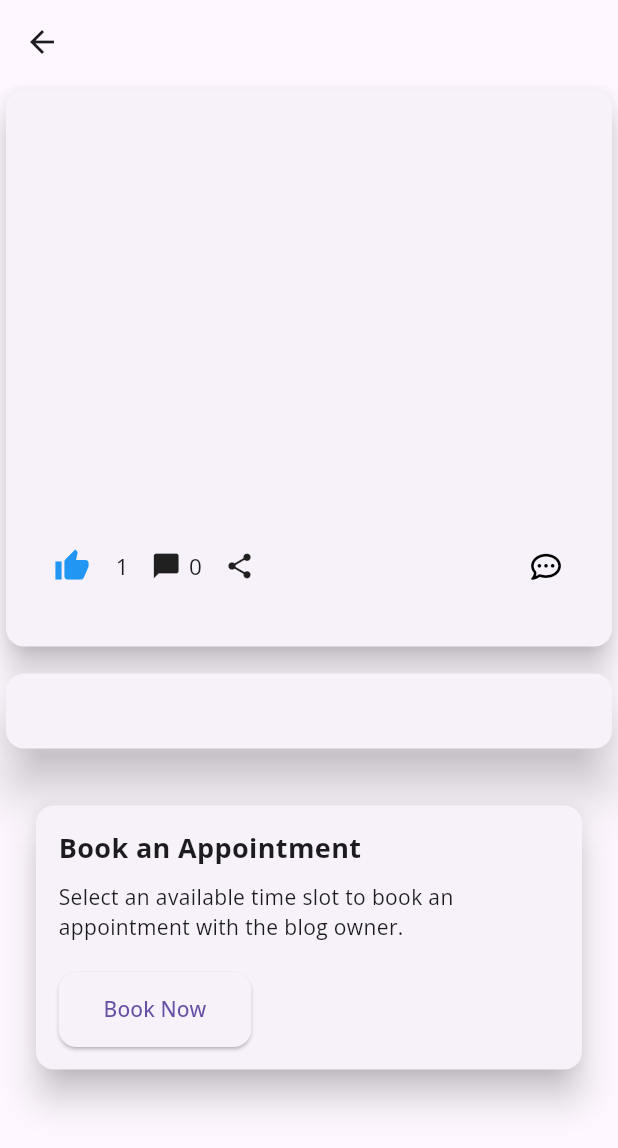
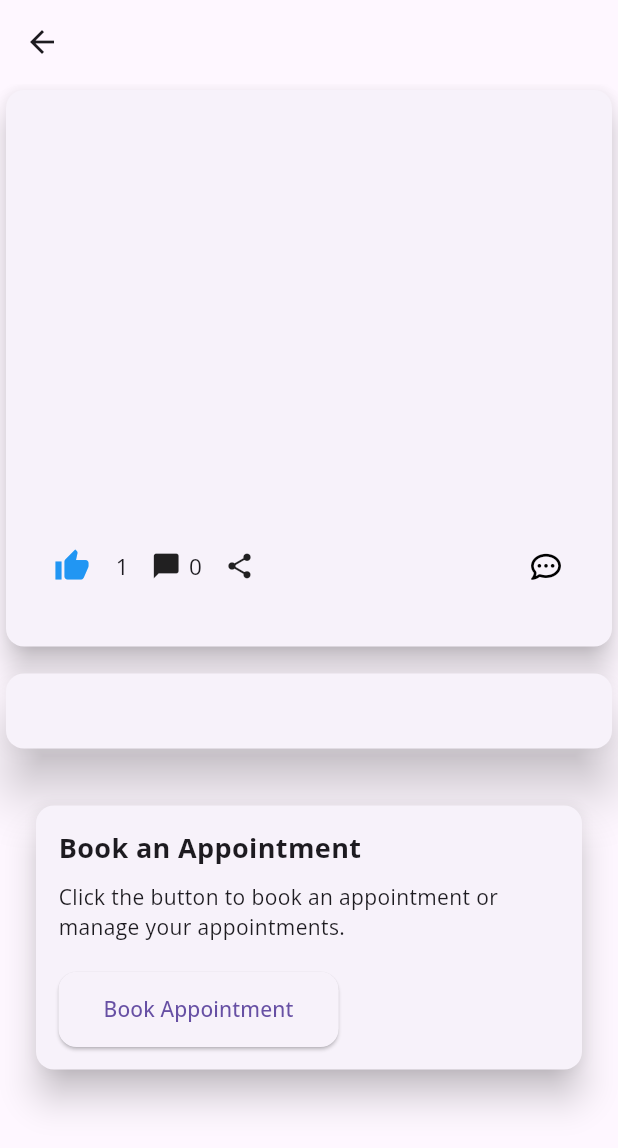
Before and after one commit to AbdallahKhayat/Hajzi_Flutter, a Flutter app: the BlogAfterClick screen opened directly with empty values, after a tap on the "thumb up" icon, on a phone screen of 412 x 824 dp. Shown: the top 1148 px of the screen. Run offline on Flutter 3.47's test engine with Material 3 defaults, Android fonts, the phone set to English and light mode, and no system bars; drawn by our look-alikes of carousel_slider; our stand-ins replace camera, dio, file_picker, firebase_auth, firebase_core, firebase_messaging and 11 more; missing offline and left inert: flutter_facebook_auth, flutter_stripe; accounts and stored records are empty; generated files the repository leaves out were written again; network calls fail.

Commit message:
modified addAppointment and made Appointments for users and customers

```diff
--- a/lib/Blog/BlogAfterClick.dart
+++ b/lib/Blog/BlogAfterClick.dart
@@ -1,18 +1,20 @@
 import 'package:blogapp/Blog/BlogsChatPage.dart';
-import 'package:blogapp/Models/addBlogApproval.dart';
 import 'package:blogapp/NetworkHandler.dart';
 import 'package:flutter/material.dart';
-import '../Models/AppointmentModel.dart';
+import 'package:flutter_secure_storage/flutter_secure_storage.dart';
+import 'package:font_awesome_flutter/font_awesome_flutter.dart';
+import 'package:intl/intl.dart';
+import 'package:carousel_slider/carousel_slider.dart';
+
 import '../Models/addBlogModel.dart';
-import 'package:font_awesome_flutter/font_awesome_flutter.dart';
-import 'package:intl/intl.dart'; // For formatting the date and time
-import 'package:carousel_slider/carousel_slider.dart';
+import '../Pages/CustomerAppointmentPage.dart';
+import '../Pages/userAppointmentPage.dart';
+
 
 class BlogAfterClick extends StatefulWidget {
   BlogAfterClick({super.key, required this.addBlogModel, required this.networkHandler});
 
   final AddBlogModel addBlogModel;
-  // final AddBlogApproval addBlogApproval;
   final NetworkHandler networkHandler;
 
   @override
@@ -22,30 +24,80 @@ class BlogAfterClick extends StatefulWidget {
 class _BlogAfterClickState extends State<BlogAfterClick> {
   late int likeCount;
   late bool isLiked;
-  late List<DateTime> availableSlots; // List of available slots for booking
-  late DateTime selectedTime; // Store the selected time slot for booking
-
+  late List<DateTime> availableSlots;
+  late DateTime selectedTime;
+  String? userRole;
+  String userName = 'Unknown User';
+  String? userEmail; // Current user's email from secure storage
+  String blogOwnerEmail = ''; // Blog owner's email from fetchBlogDetails
+  final storage = FlutterSecureStorage();
   @override
   void initState() {
     super.initState();
     likeCount = widget.addBlogModel.like ?? 0;
     isLiked = false;
 
-    // Example available slots, in a real app this would come from a backend
     availableSlots = _getAvailableSlots();
-    selectedTime = DateTime.now(); // Default to current time
+    selectedTime = DateTime.now();
+    fetchBlogDetails();
+    _loadUserRole();
+    _loadEmailRole();
+    _loadUserName();
   }
 
-  // Fetch available slots dynamically (could come from a backend API)
+  // Simulate fetching available slots from the backend
   List<DateTime> _getAvailableSlots() {
     return [
-      DateTime.now().add(Duration(hours: 2)),
-      DateTime.now().add(Duration(hours: 3)),
-      DateTime.now().add(Duration(hours: 4)),
+      DateTime.now().add(const Duration(hours: 2)),
+      DateTime.now().add(const Duration(hours: 3)),
+      DateTime.now().add(const Duration(hours: 4)),
     ];
   }
 
-  // Handle Like functionality
+  // Load the role of the current user
+  Future<void> _loadUserRole() async {
+    final role = await storage.read(key: "role");
+    setState(() {
+      userRole = role;
+    });
+  }
+
+  // Load the email of the current user
+  Future<void> _loadEmailRole() async {
+    final email = await storage.read(key: "email");
+    setState(() {
+      userEmail = email;
+    });
+  }
+
+
+  // Load the name of the current user
+  Future<void> _loadUserName() async {
+    try {
+      final response = await widget.networkHandler.get("/user/getUserName");
+      setState(() {
+        userName = response['username'] ?? 'Unknown User';
+      });
+    } catch (error) {
+      debugPrint("Error loading user name: $error");
+    }
+  }
+
+  // Fetch the blog details (like blogOwnerEmail)
+  Future<void> fetchBlogDetails() async {
+    try {
+      final response = await widget.networkHandler.get("/blogpost/getBlogDetails/${widget.addBlogModel.id}");
+      if (response != null && response['authorName'] != null) {
+        setState(() {
+          blogOwnerEmail = response['authorName'];
+        });
+      }
+    } catch (e) {
+      debugPrint("Error fetching blog details: $e");
+    }
+  }
+
+
   Future<void> _handleLike() async {
     setState(() {
       isLiked = !isLiked;
@@ -61,72 +113,40 @@ class _BlogAfterClickState extends State<BlogAfterClick> {
     print("Response body: ${response.body}");
   }
 
-  // Handle booking appointment
-  Future<void> _bookAppointment(DateTime time) async {
-    AppointmentModel appointment = AppointmentModel(
-      userId: "userId", // Replace with actual user data
-      userName: "userName", // Replace with actual user name
-      dateTime: time,
-      blogOwnerId: widget.addBlogModel.id!,
-    );
-
-    Map<String, dynamic> data = {
-      "userId": appointment.userId,
-      "userName": appointment.userName,
-      "dateTime": appointment.dateTime.toIso8601String(),
-      "blogOwnerId": appointment.blogOwnerId,
-      "isConfirmed": false,
-    };
-
-    final response = await widget.networkHandler.post("/appointments/book", data);
-    if (response.statusCode == 200) {
-      ScaffoldMessenger.of(context).showSnackBar(SnackBar(content: Text('Appointment booked successfully!')));
+  void _navigateToAppointmentPage() {
+    if (userRole == 'customer' && userEmail == blogOwnerEmail) {
+      // If user is a customer and the current user is the owner of the blog, go to CustomerAppointmentPage
+      Navigator.push(
+        context,
+        MaterialPageRoute(
+          builder: (context) => CustomerAppointmentPage(
+            networkHandler: widget.networkHandler,
+            blogId: widget.addBlogModel.id!,
+          ),
+        ),
+      );
     } else {
-      ScaffoldMessenger.of(context).showSnackBar(SnackBar(content: Text('Failed to book appointment!')));
+      // Otherwise, go to UserAppointmentPage
+      Navigator.push(
+        context,
+        MaterialPageRoute(
+          builder: (context) => UserAppointmentPage(
+            networkHandler: widget.networkHandler,
+            blogId: widget.addBlogModel.id!,
+            userName: userEmail!,
+          ),
+        ),
+      );
     }
   }
 
-  // Show available time slots in a dialog
-  void _showBookingDialog() {
-    showDialog(
-      context: context,
-      builder: (BuildContext context) {
-        return AlertDialog(
-          title: Text("Select an Available Time Slot"),
-          content: Column(
-            mainAxisSize: MainAxisSize.min,
-            children: availableSlots.map((slot) {
-              return ListTile(
-                title: Text(DateFormat('hh:mm a').format(slot)),
-                onTap: () {
-                  setState(() {
-                    selectedTime = slot;
-                  });
-                  Navigator.pop(context);
-                },
-              );
-            }).toList(),
-          ),
-          actions: [
-            TextButton(
-              onPressed: () {
-                _bookAppointment(selectedTime);
-                Navigator.pop(context);
-              },
-              child: Text("Book Appointment"),
-            ),
-          ],
-        );
-      },
-    );
-  }
 
   @override
   Widget build(BuildContext context) {
     return Scaffold(
       appBar: AppBar(
         leading: IconButton(
-          icon: Icon(Icons.arrow_back),
+          icon: const Icon(Icons.arrow_back),
           onPressed: () {
             Navigator.pop(context);
           },
@@ -134,7 +154,7 @@ class _BlogAfterClickState extends State<BlogAfterClick> {
       ),
       body: ListView(
         children: [
-          // Blog Content Section with Slideshow
+          // Image slideshow
           Container(
             height: 379,
             width: MediaQuery.of(context).size.width,
@@ -145,14 +165,14 @@ class _BlogAfterClickState extends State<BlogAfterClick> {
                   Container(
                     height: 230,
                     width: MediaQuery.of(context).size.width,
-                    child:CarouselSlider(
+                    child: CarouselSlider(
                       items: widget.networkHandler
                           .getImages(widget.addBlogModel.coverImages ?? [])
                           .map((image) {
                         return Container(
                           decoration: BoxDecoration(
                             image: DecorationImage(
-                              image: image, // Use the NetworkImage object directly
+                              image: image,
                               fit: BoxFit.fill,
                             ),
                           ),
@@ -171,7 +191,7 @@ class _BlogAfterClickState extends State<BlogAfterClick> {
                     padding: const EdgeInsets.symmetric(horizontal: 20.0, vertical: 10),
                     child: Text(
                       widget.addBlogModel.title!,
-                      style: TextStyle(
+                      style: const TextStyle(
                         fontSize: 16,
                         fontWeight: FontWeight.bold,
                       ),
@@ -204,13 +224,12 @@ class _BlogAfterClickState extends State<BlogAfterClick> {
                         const Icon(Icons.share, size: 20),
                         Spacer(flex: 1),
                         IconButton(
-                          icon: FaIcon(FontAwesomeIcons.commentDots, size: 20, color: Colors.black),
+                          icon: const FaIcon(FontAwesomeIcons.commentDots, size: 20, color: Colors.black),
                           onPressed: () {
                             Navigator.push(
                               context,
                               MaterialPageRoute(
-                                builder: (context) =>
-                                    BlogsChatPage(blogId: widget.addBlogModel.id!),
+                                builder: (context) => BlogsChatPage(blogId: widget.addBlogModel.id!),
                               ),
                             );
                           },
@@ -223,8 +242,8 @@ class _BlogAfterClickState extends State<BlogAfterClick> {
             ),
           ),
 
-          // Blog Body Content Section
-          SizedBox(height: 10),
+          // Blog Body Section
+          const SizedBox(height: 10),
           Container(
             width: MediaQuery.of(context).size.width,
             child: Card(
@@ -236,11 +255,11 @@ class _BlogAfterClickState extends State<BlogAfterClick> {
             ),
           ),
 
-          // Book Appointment Section
-          SizedBox(height: 20),
+          // Book Appointment Button
+          const SizedBox(height: 20),
           Container(
             width: MediaQuery.of(context).size.width,
-            padding: EdgeInsets.symmetric(horizontal: 20.0, vertical: 10),
+            padding: const EdgeInsets.symmetric(horizontal: 20.0, vertical: 10),
             child: Card(
               elevation: 10,
               child: Padding(
@@ -248,28 +267,28 @@ class _BlogAfterClickState extends State<BlogAfterClick> {
                 child: Column(
                   crossAxisAlignment: CrossAxisAlignment.start,
                   children: [
-                    Text(
+                    const Text(
                       "Book an Appointment",
                       style: TextStyle(
                         fontSize: 18,
                         fontWeight: FontWeight.bold,
                       ),
                     ),
-                    SizedBox(height: 10),
-                    Text(
-                      "Select an available time slot to book an appointment with the blog owner.",
+                    const SizedBox(height: 10),
+                    const Text(
+                      "Click the button to book an appointment or manage your appointments.",
                       style: TextStyle(fontSize: 14),
                     ),
-                    SizedBox(height: 20),
+                    const SizedBox(height: 20),
                     ElevatedButton(
-                      onPressed: _showBookingDialog,
+                      onPressed: _navigateToAppointmentPage,
                       style: ElevatedButton.styleFrom(
-                        padding: EdgeInsets.symmetric(horizontal: 30, vertical: 15),
+                        padding: const EdgeInsets.symmetric(horizontal: 30, vertical: 15),
                         shape: RoundedRectangleBorder(
                           borderRadius: BorderRadius.circular(12),
                         ),
                       ),
-                      child: Text("Book Now"),
+                      child: const Text("Book Appointment"),
                     ),
                   ],
                 ),
```
Also changed, not shown: lib/Pages/customerAppointmentPage.dart (added, +205 -0 lines), lib/Pages/userAppointmentPage.dart (added, +117 -0 lines).
